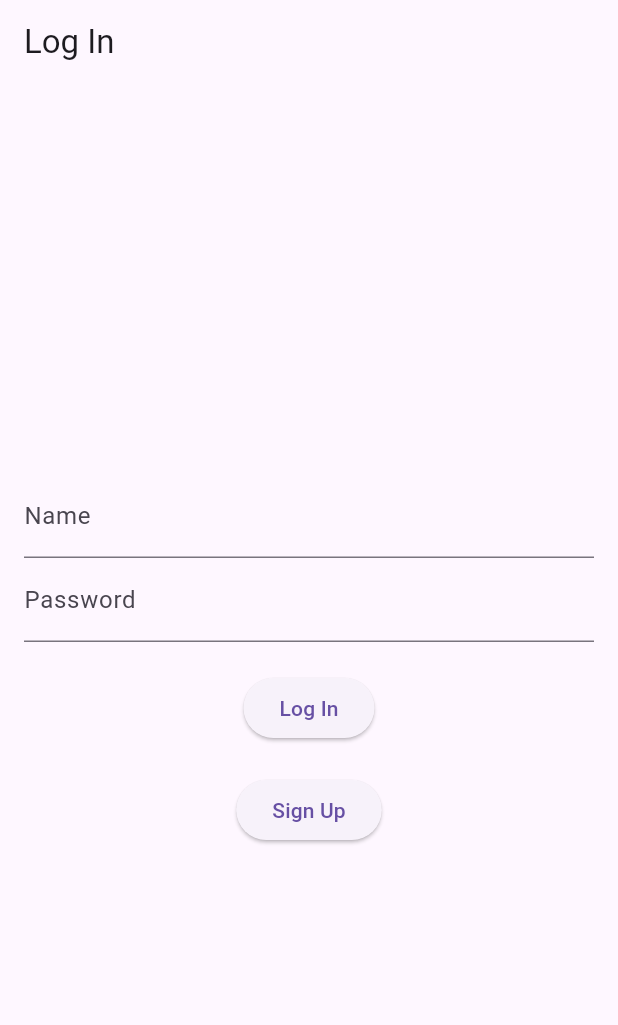
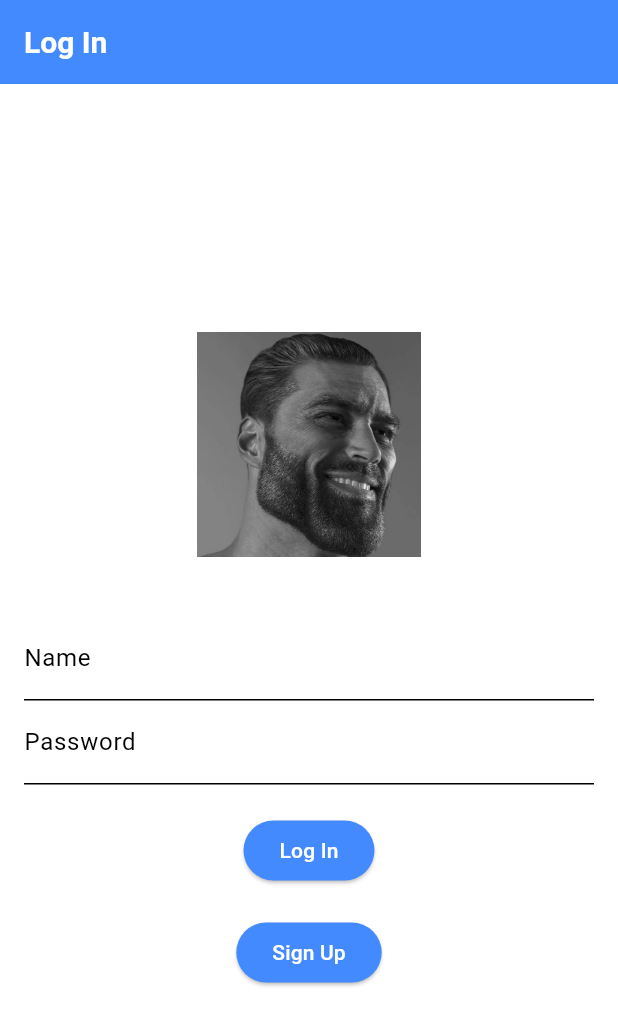
Before and after one commit to SJye-118/actual, a Flutter app: the screen it shows after launch, on a phone screen of 412 x 824 dp. Shown: the top 1025 px of the screen. Run offline on Flutter 3.47's test engine with Material 3 defaults, Android fonts, the phone set to English and light mode, and no system bars.

Commit message:
I ADDED CHAD

```diff
--- a/lib/login_screen.dart
+++ b/lib/login_screen.dart
@@ -1,6 +1,6 @@
 import 'package:flutter/material.dart';
 import 'signup_screen.dart';
-import 'welcome_screen.dart'; // Import the sign-up page
+import 'welcome_screen.dart';
 
 class LoginScreen extends StatelessWidget {
   final TextEditingController _nameController = TextEditingController();
@@ -35,6 +35,13 @@ class LoginScreen extends StatelessWidget {
         child: Column(
           mainAxisAlignment: MainAxisAlignment.center,
           children: [
+            // Add your logo image here
+            Image.asset(
+              'assets/Gigachad.jpg', // Path to your logo image
+              height: 150, // Adjust the height as needed
+            ),
+            const SizedBox(
+                height: 40), // Add some space between the image and text fields
             TextField(
               controller: _nameController,
               decoration: InputDecoration(labelText: 'Name'),
--- a/lib/main.dart
+++ b/lib/main.dart
@@ -2,7 +2,8 @@ import 'package:flutter/material.dart';
 import 'trivia_service.dart';
 import 'question.dart';
 import 'result_screen.dart';
-import 'login_screen.dart'; // Import the login screen
+import 'login_screen.dart';
+import 'theme.dart'; // Import the custom theme
 
 void main() {
   runApp(MyApp());
@@ -13,9 +14,9 @@ class MyApp extends StatelessWidget {
   Widget build(BuildContext context) {
     return MaterialApp(
       title: 'Quiz App',
-      theme: ThemeData(
-        primarySwatch: Colors.blue,
-      ),
+      theme: AppTheme.lightTheme, // Apply the light theme
+      darkTheme: AppTheme.darkTheme, // Apply the dark theme
+      themeMode: ThemeMode.system, // Use the system theme (light or dark)
       home: LoginScreen(), // Set the initial route to the LoginScreen
     );
   }
@@ -132,10 +133,7 @@ class _TriviaScreenState extends State<TriviaScreen> {
                 children: [
                   Text(
                     'Q${_currentQuestionIndex + 1}: ${question.question}',
-                    style: TextStyle(
-                      fontSize: 18,
-                      fontWeight: FontWeight.bold,
-                    ),
+                    style: Theme.of(context).textTheme.headlineLarge,
                   ),
                   ...question.options.map((option) => ListTile(
                         title: Text(option),
--- /dev/null
+++ b/lib/theme.dart
@@ -0,0 +1,59 @@
+import 'package:flutter/material.dart';
+
+class AppTheme {
+  static ThemeData get lightTheme {
+    return ThemeData(
+      primarySwatch: Colors.blue,
+      colorScheme: ColorScheme.light(
+        primary: Colors.blueAccent,
+        secondary: Colors.orangeAccent,
+      ),
+      scaffoldBackgroundColor: Colors.white, // Background color for Scaffold
+      fontFamily: 'Roboto',
+      textTheme: const TextTheme(
+        headlineLarge: TextStyle(fontSize: 32.0, fontWeight: FontWeight.bold, color: Colors.black), // headline1
+        titleLarge: TextStyle(fontSize: 18.0, fontWeight: FontWeight.bold, color: Colors.black), // headline6
+        bodyMedium: TextStyle(fontSize: 14.0, color: Colors.black), // bodyText2
+      ),
+      elevatedButtonTheme: ElevatedButtonThemeData(
+        style: ElevatedButton.styleFrom(
+          backgroundColor: Colors.blueAccent, // Button background color
+          foregroundColor: Colors.white, // Button text color
+        ),
+      ),
+      appBarTheme: const AppBarTheme(
+        backgroundColor: Colors.blueAccent, // AppBar background color
+        titleTextStyle: TextStyle(fontSize: 20.0, fontWeight: FontWeight.bold, color: Colors.white), // AppBar title
+        iconTheme: IconThemeData(color: Colors.white), // AppBar icon color
+      ),
+    );
+  }
+
+  static ThemeData get darkTheme {
+    return ThemeData(
+      brightness: Brightness.dark,
+      colorScheme: const ColorScheme.dark(
+        primary: Colors.grey,
+        secondary: Colors.blueAccent,
+      ),
+      scaffoldBackgroundColor: Colors.black, // Background color for Scaffold
+      fontFamily: 'Roboto',
+      textTheme: const TextTheme(
+        headlineLarge: TextStyle(fontSize: 32.0, fontWeight: FontWeight.bold, color: Colors.white), // headline1
+        titleLarge: TextStyle(fontSize: 18.0, fontWeight: FontWeight.bold, color: Colors.white), // headline6
+        bodyMedium: TextStyle(fontSize: 14.0, color: Colors.white), // bodyText2
+      ),
+      elevatedButtonTheme: ElevatedButtonThemeData(
+        style: ElevatedButton.styleFrom(
+          backgroundColor: Colors.blueAccent, // Button background color
+          foregroundColor: Colors.white, // Button text color
+        ),
+      ),
+      appBarTheme: const AppBarTheme(
+        backgroundColor: Colors.grey, // AppBar background color
+        titleTextStyle: TextStyle(fontSize: 20.0, fontWeight: FontWeight.bold, color: Colors.white), // AppBar title
+        iconTheme: IconThemeData(color: Colors.white), // AppBar icon color
+      ),
+    );
+  }
+}
--- a/lib/welcome_screen.dart
+++ b/lib/welcome_screen.dart
@@ -29,6 +29,11 @@ class WelcomeScreen extends StatelessWidget {
           child: Column(
             mainAxisAlignment: MainAxisAlignment.center,
             children: [
+              Image.asset(
+                'assets/Gigachad.jpg', // Update the path if necessary
+                height: 150, // Adjust height as needed
+              ),
+              const SizedBox(height: 20),
               Text(
                 'Hello, $name!',
                 style:
--- a/pubspec.yaml
+++ b/pubspec.yaml
@@ -57,6 +57,8 @@ flutter:
   # the material Icons class.
   uses-material-design: true
 
+  assets:
+    - assets/Gigachad.jpg
   # To add assets to your application, add an assets section, like this:
   # assets:
   #   - images/a_dot_burr.jpeg
```
Also changed, not shown: assets/Gigachad.jpg (added).
